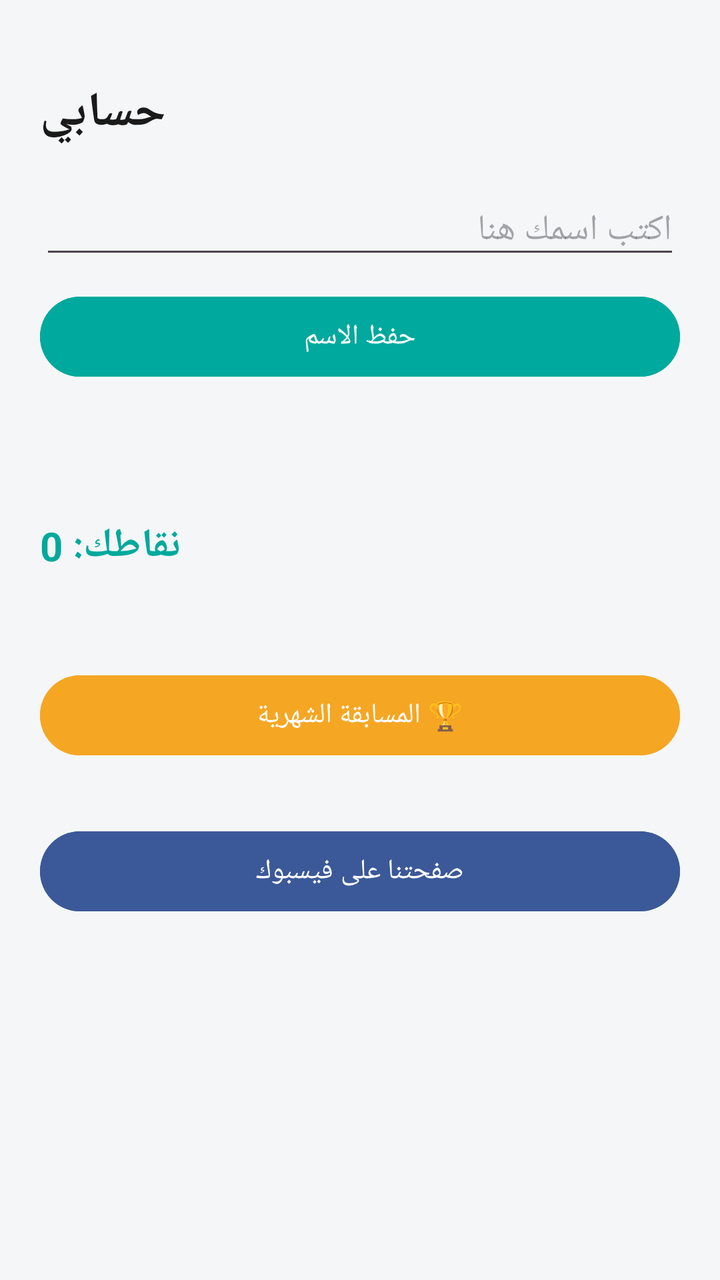
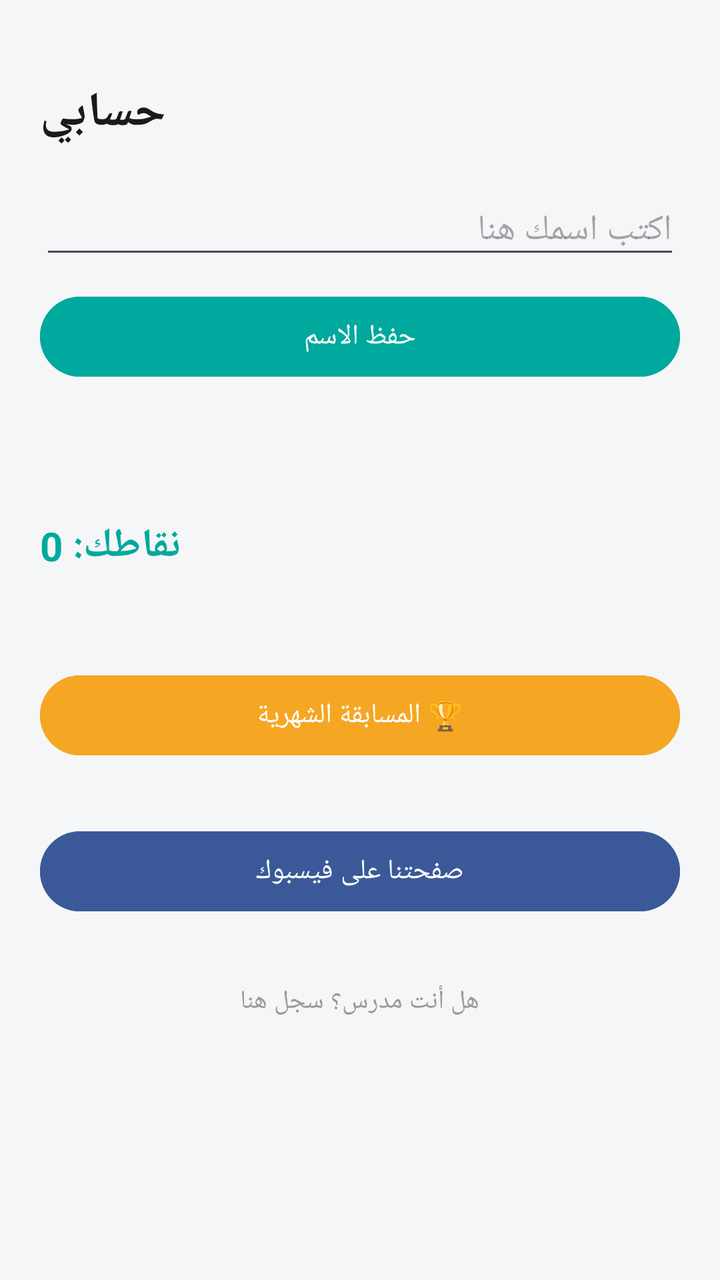

Screens rendered from an Android XML layout before and after an edit, with the pre-edit source and the edit as a unified diff.
<!-- AndroidManifest.xml: application theme Theme.1Bac -->
<!-- res/layout/activity_account.xml -->
<?xml version="1.0" encoding="utf-8"?>
<ScrollView xmlns:android="http://schemas.android.com/apk/res/android"
    android:layout_width="match_parent"
    android:layout_height="match_parent"
    android:background="@color/bg_gray">

    <LinearLayout
        android:layout_width="match_parent"
        android:layout_height="wrap_content"
        android:orientation="vertical"
        android:padding="20dp">

        <TextView
            android:layout_width="wrap_content"
            android:layout_height="wrap_content"
            android:layout_marginTop="20dp"
            android:text="حسابي"
            android:textSize="24sp"
            android:textStyle="bold"
            android:textColor="@color/text_dark" />

        
        <EditText
            android:id="@+id/nameInput"
            android:layout_width="match_parent"
            android:layout_height="wrap_content"
            android:layout_marginTop="20dp"
            android:hint="اكتب اسمك هنا"
            android:textSize="18sp" />

        <Button
            android:id="@+id/saveNameButton"
            android:layout_width="match_parent"
            android:layout_height="wrap_content"
            android:layout_marginTop="10dp"
            android:text="حفظ الاسم"
            android:backgroundTint="@color/teal_primary" />

        <TextView
            android:id="@+id/welcomeText"
            android:layout_width="wrap_content"
            android:layout_height="wrap_content"
            android:layout_marginTop="20dp"
            android:text=""
            android:textSize="20sp"
            android:textStyle="bold"
            android:textColor="@color/text_dark" />

        
        <TextView
            android:id="@+id/pointsText"
            android:layout_width="wrap_content"
            android:layout_height="wrap_content"
            android:layout_marginTop="20dp"
            android:text="نقاطك: 0"
            android:textSize="20sp"
            android:textStyle="bold"
            android:textColor="@color/teal_primary" />
        <TextView
            android:id="@+id/lastLoginText"
            android:layout_width="wrap_content"
            android:layout_height="wrap_content"
            android:layout_marginTop="8dp"
            android:text=""
            android:textSize="14sp"
            android:textColor="#888888" />
        <Button
            android:id="@+id/leaderboardButton"
            android:layout_width="match_parent"
            android:layout_height="wrap_content"
            android:layout_marginTop="20dp"
            android:text="🏆 المسابقة الشهرية"
            android:backgroundTint="#F5A623" />

        
        <Button
            android:id="@+id/facebookButton"
            android:layout_width="match_parent"
            android:layout_height="wrap_content"
            android:layout_marginTop="30dp"
            android:text="صفحتنا على فيسبوك"
            android:backgroundTint="#3b5998" />

    </LinearLayout>
</ScrollView>
<!-- resources referenced by this layout -->
<resources>
  <color name="bg_gray">#F5F6F8</color>
  <color name="teal_primary">#00A99D</color>
  <color name="text_dark">#1A1A1A</color>
  <style name="Theme.1Bac" parent="Base.Theme.1Bac" />
  <style name="Base.Theme.1Bac" parent="Theme.Material3.DayNight.NoActionBar">
          
          
      </style>
</resources>

<!-- the commit's change to res/layout/activity_account.xml (unified diff, before → after) -->
@@ -72,7 +72,7 @@
             android:text="🏆 المسابقة الشهرية"
             android:backgroundTint="#F5A623" />
 
-        
+    
         <Button
             android:id="@+id/facebookButton"
             android:layout_width="match_parent"
@@ -81,5 +81,17 @@
             android:text="صفحتنا على فيسبوك"
             android:backgroundTint="#3b5998" />
 
+        
+        <TextView
+            android:id="@+id/teacherRegisterButton"
+            android:layout_width="wrap_content"
+            android:layout_height="wrap_content"
+            android:layout_marginTop="24dp"
+            android:layout_gravity="center"
+            android:text="هل أنت مدرس؟ سجل هنا"
+            android:textSize="13sp"
+            android:textColor="#999999"
+            android:padding="8dp" />
+
     </LinearLayout>
 </ScrollView>
